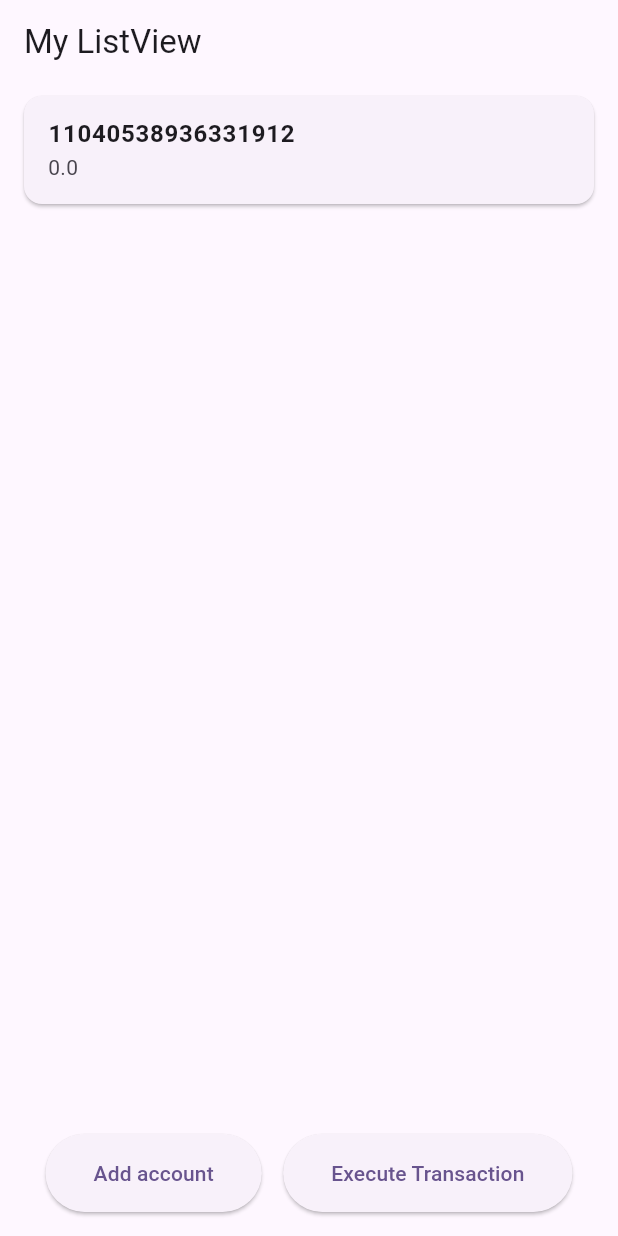
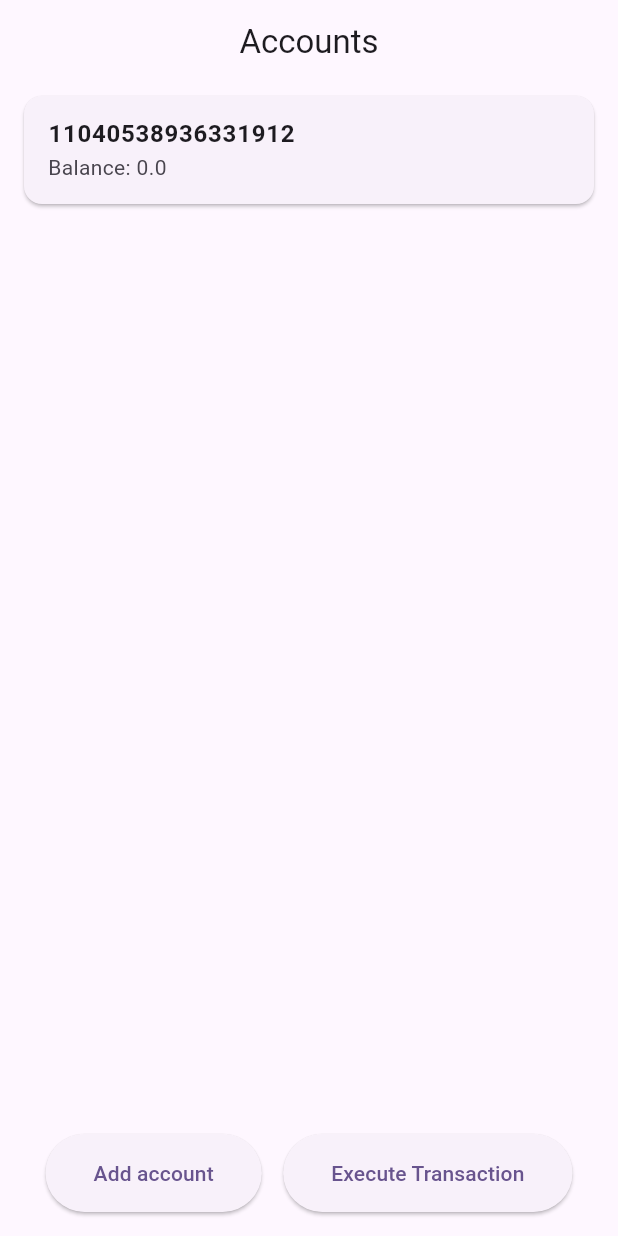
Before and after one commit to DanielBonomi/practica3, a Flutter app: the screen it shows after launch, after a tap on "Add account", on a phone screen of 412 x 824 dp. Run offline on Flutter 3.47's test engine with Material 3 defaults, Android fonts, the phone set to English and light mode, and no system bars.

Commit message:
Added small fix

```diff
--- a/lib/main.dart
+++ b/lib/main.dart
@@ -45,7 +45,15 @@ class _MyHomePageState extends State<MyHomePage> {
 
   void _addAccount() {
     setState(() {
-      _service.createAccount(Random().nextDouble().toString().substring(2));
+      bool repeat = true;
+      while (repeat) {
+        repeat = false;
+        try {
+          _service.createAccount(Random().nextDouble().toString().substring(2));
+        } on ArgumentError {
+          repeat = true; // si createAccount falla (porque ya hay una cuenta con el mismo nombre)
+        }
+      }
     });
   }
 
@@ -208,8 +216,10 @@ class _MyHomePageState extends State<MyHomePage> {
   @override
   Widget build(BuildContext context) {
     return Scaffold(
-      appBar: AppBar(title: Text('My ListView')),
+      appBar: AppBar(title: Text('Accounts'), centerTitle: true),
       body: Center(
+        child: SizedBox(
+        width: 500,
         child: Column(
           mainAxisAlignment: MainAxisAlignment.center,
           children: [
@@ -219,7 +229,8 @@ class _MyHomePageState extends State<MyHomePage> {
                 itemBuilder: (context, index) {
                   String key = _service.accounts.keys.elementAt(index);
                   String value = _service.accounts[key]!.balance.toString();
-                  return Card(
+                  value= "Balance: $value";
+                                  return Card(
                     margin: EdgeInsets.symmetric(vertical: 8, horizontal: 16),
                     child: ListTile(
                       title: Text(
@@ -268,6 +279,7 @@ class _MyHomePageState extends State<MyHomePage> {
           ],
         ),
       ),
+      ),
     );
   }
 }
```
